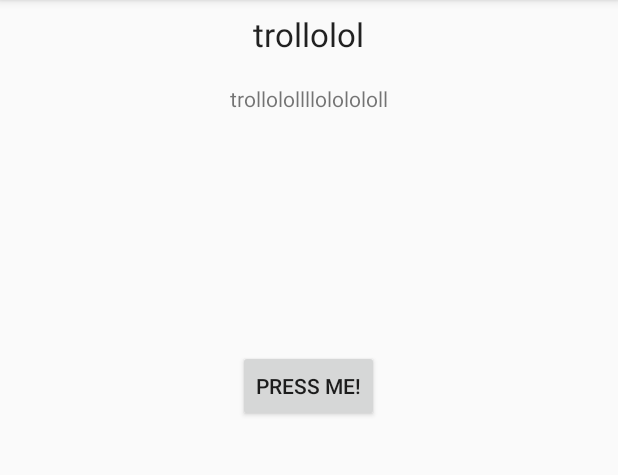
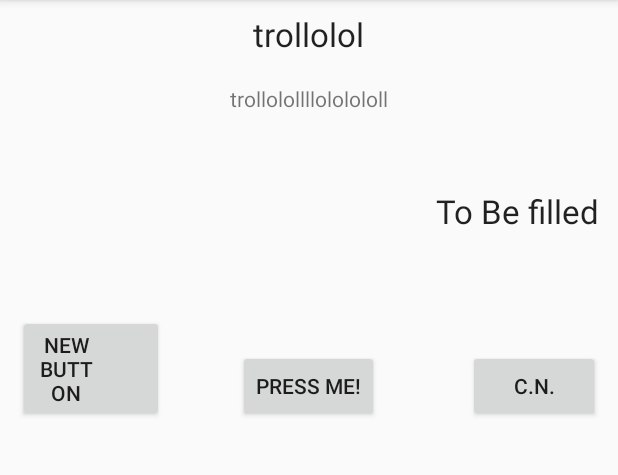
Before and after one commit to Strandtasche/BachelorArbeitTobias, an Android app: the screen it shows after launch (MainActivity), on a phone screen of 412 x 824 dp, the part 84-559 px from its top. Run offline under Robolectric (Android 15) with nearby library versions, the phone set to English and light mode, and no system bars; 2 statements that could not run were skipped.

Commit message:
more work on the prototyp

```diff
--- a/Prototype/app/src/main/java/com/example/saibot1207/baprototype/MainActivity.java
+++ b/Prototype/app/src/main/java/com/example/saibot1207/baprototype/MainActivity.java
@@ -15,19 +15,24 @@
  */
 package com.example.saibot1207.baprototype;
 
+import android.app.Notification;
+import android.app.NotificationManager;
 import android.content.BroadcastReceiver;
 import android.content.Context;
 import android.content.Intent;
 import android.content.IntentFilter;
 import android.content.IntentSender;
 import android.graphics.Color;
+import android.location.Location;
 import android.os.Bundle;
 import android.support.v4.content.LocalBroadcastManager;
 import android.support.v7.app.ActionBarActivity;
 import android.support.v7.app.AppCompatActivity;
+import android.support.v7.app.NotificationCompat;
 import android.text.Html;
 import android.view.Menu;
 import android.view.MenuItem;
+import android.view.View;
 import android.widget.TableLayout;
 import android.widget.TableRow;
 import android.widget.TextView;
@@ -55,6 +60,7 @@ import com.google.android.gms.fitness.request.DataSourcesRequest;
 import com.google.android.gms.fitness.request.OnDataPointListener;
 import com.google.android.gms.fitness.request.SensorRequest;
 import com.google.android.gms.fitness.result.DataSourcesResult;
+import com.google.android.gms.location.LocationServices;
 
 import java.util.concurrent.TimeUnit;
 
@@ -64,20 +70,22 @@ import java.util.concurrent.TimeUnit;
  * available data sources and to register/unregister listeners to those sources. It also
  * demonstrates how to authenticate a user with Google Play Services.
  */
-public class MainActivity extends AppCompatActivity {
+public class MainActivity extends AppCompatActivity implements ConnectionCallbacks {
     public static final String TAG = "BasicSensorsApi";
     // [START auth_variable_references]
     private static final int REQUEST_OAUTH = 1;
 
     /**
-     *  Track whether an authorization activity is stacking over the current activity, i.e. when
-     *  a known auth error is being resolved, such as showing the account chooser or presenting a
-     *  consent dialog. This avoids common duplications as might happen on screen rotations, etc.
+     * Track whether an authorization activity is stacking over the current activity, i.e. when
+     * a known auth error is being resolved, such as showing the account chooser or presenting a
+     * consent dialog. This avoids common duplications as might happen on screen rotations, etc.
      */
     private static final String AUTH_PENDING = "auth_state_pending";
     private boolean authInProgress = false;
 
     private GoogleApiClient mClient = null;
+    private GoogleApiClient mGoogleApiClient = null; //hoffentlich interacten die nicht schlecht
+
     // [END auth_variable_references]
 
     // [START mListener_variable_reference]
@@ -86,8 +94,11 @@ public class MainActivity extends AppCompatActivity {
     private OnDataPointListener mListener;
 
     TableLayout tab;
+    TextView textView;
+    NotificationService notificationService;
+    NotificationManager mNotifyMgr;
+    Location mLastLocation;
     // [END mListener_variable_reference]
-
 
 
     // [START auth_oncreate_setup_beginning]
@@ -111,19 +122,26 @@ public class MainActivity extends AppCompatActivity {
 //        }
 //
 //        buildFitnessClient();
-        tab = (TableLayout)findViewById(R.id.tab);
+
+        notificationService = new NotificationService();
+        tab = (TableLayout) findViewById(R.id.tab);
+        textView = (TextView) findViewById(R.id.textView3);
         LocalBroadcastManager.getInstance(this).registerReceiver(onNotice, new IntentFilter("Msg"));
+        mNotifyMgr = (NotificationManager) getSystemService(NOTIFICATION_SERVICE);
+
+        buildGoogleApiClient();
     }
     // [END auth_oncreate_setup_ending]
 
     // [START auth_build_googleapiclient_beginning]
+
     /**
-     *  Build a {@link GoogleApiClient} that will authenticate the user and allow the application
-     *  to connect to Fitness APIs. The scopes included should match the scopes your app needs
-     *  (see documentation for details). Authentication will occasionally fail intentionally,
-     *  and in those cases, there will be a known resolution, which the OnConnectionFailedListener()
-     *  can address. Examples of this include the user never having signed in before, or having
-     *  multiple accounts on the device and needing to specify which account to use, etc.
+     * Build a {@link GoogleApiClient} that will authenticate the user and allow the application
+     * to connect to Fitness APIs. The scopes included should match the scopes your app needs
+     * (see documentation for details). Authentication will occasionally fail intentionally,
+     * and in those cases, there will be a known resolution, which the OnConnectionFailedListener()
+     * can address. Examples of this include the user never having signed in before, or having
+     * multiple accounts on the device and needing to specify which account to use, etc.
      */
     private void buildFitnessClient() {
         // Create the Google API Client
@@ -190,7 +208,7 @@ public class MainActivity extends AppCompatActivity {
     }
     // [END auth_build_googleapiclient_ending]
 
-    private BroadcastReceiver onNotice= new BroadcastReceiver() {
+    private BroadcastReceiver onNotice = new BroadcastReceiver() {
 
         @Override
         public void onReceive(Context context, Intent intent) {
@@ -199,18 +217,15 @@ public class MainActivity extends AppCompatActivity {
             String text = intent.getStringExtra("text");
 
 
-
             TableRow tr = new TableRow(getApplicationContext());
-            tr.setLayoutParams(new TableRow.LayoutParams( TableRow.LayoutParams.MATCH_PARENT, TableRow.LayoutParams.WRAP_CONTENT));
+            tr.setLayoutParams(new TableRow.LayoutParams(TableRow.LayoutParams.MATCH_PARENT, TableRow.LayoutParams.WRAP_CONTENT));
             TextView textview = new TextView(getApplicationContext());
-            textview.setLayoutParams(new TableRow.LayoutParams(TableRow.LayoutParams.WRAP_CONTENT, TableRow.LayoutParams.WRAP_CONTENT,1.0f));
+            textview.setLayoutParams(new TableRow.LayoutParams(TableRow.LayoutParams.WRAP_CONTENT, TableRow.LayoutParams.WRAP_CONTENT, 1.0f));
             textview.setTextSize(20);
             textview.setTextColor(Color.parseColor("#0B0719"));
             textview.setText(Html.fromHtml(pack + "<br><b>" + title + " : </b>" + text));
             tr.addView(textview);
             tab.addView(tr);
-
-
 
 
         }
@@ -222,7 +237,13 @@ public class MainActivity extends AppCompatActivity {
         super.onStart();
         // Connect to the Fitness API
 
+        // Schau dir https://developers.google.com/android/guides/api-client#Starting an.
+//        if (!mResolvingError) {
+//            mGoogleApiClient.connect();
+//        }
 
+
+        mGoogleApiClient.connect();
         //Log.i(TAG, "Connecting...");
         //mClient.connect();
     }
@@ -231,15 +252,38 @@ public class MainActivity extends AppCompatActivity {
     protected void onStop() {
         super.onStop();
 
+        mGoogleApiClient.disconnect();
 //        if (mClient.isConnected()) {
 //            mClient.disconnect();
 //        }
     }
 
-//    @Override
-//    public void closeNotifications() {
-//
-//    }
+
+    public void closeNotifications(View v) {
+        mNotifyMgr.cancelAll();
+    }
+
+    public void checkPermissions(View v) {
+        Intent intent = new Intent("android.settings.ACTION_NOTIFICATION_LISTENER_SETTINGS");
+        startActivity(intent);
+    }
+
+    public void createNotification(View v) {
+        Notification notification = new Notification();
+        NotificationCompat.Builder mBuilder =
+                (NotificationCompat.Builder) new NotificationCompat.Builder(this)
+                        .setSmallIcon(R.drawable.notification_icon)
+                        .setContentTitle("My notification")
+                        .setContentText("Hello World!")
+                        .setTicker("Ticker Text");
+        notification.defaults |= Notification.DEFAULT_SOUND;
+        notification.defaults |= Notification.DEFAULT_VIBRATE;
+
+        mNotifyMgr = (NotificationManager) getSystemService(NOTIFICATION_SERVICE);
+        int notificationID = 0;
+        mNotifyMgr.notify(notificationID, mBuilder.build());
+    }
+
 
     @Override
     protected void onActivityResult(int requestCode, int resultCode, Intent data) {
@@ -265,8 +309,8 @@ public class MainActivity extends AppCompatActivity {
      * Find available data sources and attempt to register on a specific {@link DataType}.
      * If the application cares about a data type but doesn't care about the source of the data,
      * this can be skipped entirely, instead calling
-     *     {@link com.google.android.gms.fitness.SensorsApi
-     *     #register(GoogleApiClient, SensorRequest, DataSourceListener)},
+     * {@link com.google.android.gms.fitness.SensorsApi
+     * #register(GoogleApiClient, SensorRequest, DataSourceListener)},
      * where the {@link SensorRequest} contains the desired data type.
      */
     private void findFitnessDataSources() {
@@ -274,7 +318,7 @@ public class MainActivity extends AppCompatActivity {
         Fitness.SensorsApi.findDataSources(mClient, new DataSourcesRequest.Builder()
                 // At least one datatype must be specified.
                 .setDataTypes(DataType.TYPE_LOCATION_SAMPLE)
-                // Can specify whether data type is raw or derived.
+                        // Can specify whether data type is raw or derived.
                 .setDataSourceTypes(DataSource.TYPE_RAW)
                 .build())
                 .setResultCallback(new ResultCallback<DataSourcesResult>() {
@@ -366,6 +410,29 @@ public class MainActivity extends AppCompatActivity {
         // [END unregister_data_listener]
     }
 
+    protected synchronized void buildGoogleApiClient() {
+        mGoogleApiClient = new GoogleApiClient.Builder(this)
+                .addConnectionCallbacks(this)
+                .addOnConnectionFailedListener(this)
+                .addApi(LocationServices.API)
+                .build();
+    }
+
+    @Override
+    public void onConnected(Bundle connectionHint) {
+        mLastLocation = LocationServices.FusedLocationApi.getLastLocation(
+                mGoogleApiClient);
+        if (mLastLocation != null) {
+            textView.setText(String.valueOf(mLastLocation.getLatitude()) + " and " + String.valueOf(mLastLocation.getLongitude()));
+        }
+    }
+
+
+    @Override
+    public void onConnectionSuspended(int i) {
+        textView.setText("Connection suspended");
+    }
+
     //AUSKOMMENTIERT!!!! TODO: einkommentieren
 //    @Override
 //    public boolean onCreateOptionsMenu(Menu menu) {
@@ -373,7 +440,7 @@ public class MainActivity extends AppCompatActivity {
 //        getMenuInflater().inflate(R.menu.main, menu);
 //        return true;
 //    }
-
+//
 //    @Override
 //    public boolean onOptionsItemSelected(MenuItem item) {
 //        int id = item.getItemId();
--- a/Prototype/app/src/main/res/layout/activity_main.xml
+++ b/Prototype/app/src/main/res/layout/activity_main.xml
@@ -43,6 +43,31 @@
             android:layout_gravity="center_horizontal|bottom"
             android:onClick="closeNotifications"
             />
+
+        <Button
+            android:layout_width="97dp"
+            android:layout_height="wrap_content"
+            android:text="New Button"
+            android:id="@+id/button2"
+            android:paddingRight="20pt"
+            android:layout_gravity="left|bottom"
+            android:onClick="checkPermissions" />
+
+        <Button
+            android:layout_width="wrap_content"
+            android:layout_height="wrap_content"
+            android:text="c.N."
+            android:id="@+id/button3"
+            android:layout_gravity="right|bottom"
+            android:onClick="createNotification" />
+
+        <TextView
+            android:layout_width="wrap_content"
+            android:layout_height="wrap_content"
+            android:textAppearance="?android:attr/textAppearanceLarge"
+            android:text="To Be filled"
+            android:id="@+id/textView3"
+            android:layout_gravity="right|center_vertical" />
     </FrameLayout>
 
     <TableLayout
--- a/Prototype/app/src/main/res/values/strings.xml
+++ b/Prototype/app/src/main/res/values/strings.xml
@@ -3,5 +3,5 @@
 
     <string name="hello_world">Hello world!</string>
     <string name="action_settings">Settings</string>
-    <string name="service_name">Notification Service</string>
+    <string name="service_name">NotificationService</string>
 </resources>
```
Also changed, not shown: Prototype/app/src/main/AndroidManifest.xml (+39 -5 lines), Prototype/app/src/main/res/drawable-hdpi-v11/notification_icon.png (added), Prototype/app/src/main/res/drawable-hdpi/notification_icon.png (added), Prototype/app/src/main/res/drawable-mdpi-v11/notification_icon.png (added), Prototype/app/src/main/res/drawable-mdpi/notification_icon.png (added), Prototype/app/src/main/res/drawable-xhdpi-v11/notification_icon.png (added), Prototype/app/src/main/res/drawable-xhdpi/notification_icon.png (added), Prototype/app/src/main/res/drawable-xxhdpi-v11/notification_icon.png (added), Prototype/app/src/main/res/drawable-xxhdpi/notification_icon.png (added), Prototype/app/src/main/res/drawable-xxxhdpi-v11/notification_icon.png (added), Prototype/app/src/main/res/drawable-xxxhdpi/notification_icon.png (added), Prototype/app/src/main/res/drawable/notification_icon.png (added).
